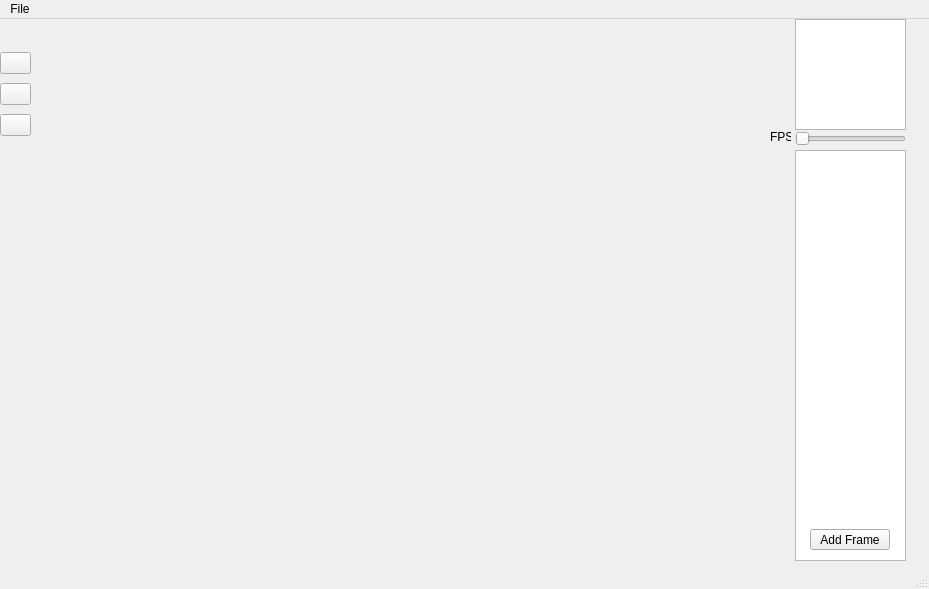
Old version of the form viewer.ui in the repository C2-YK/a8-sprite-editor-f21-FredZ-U.
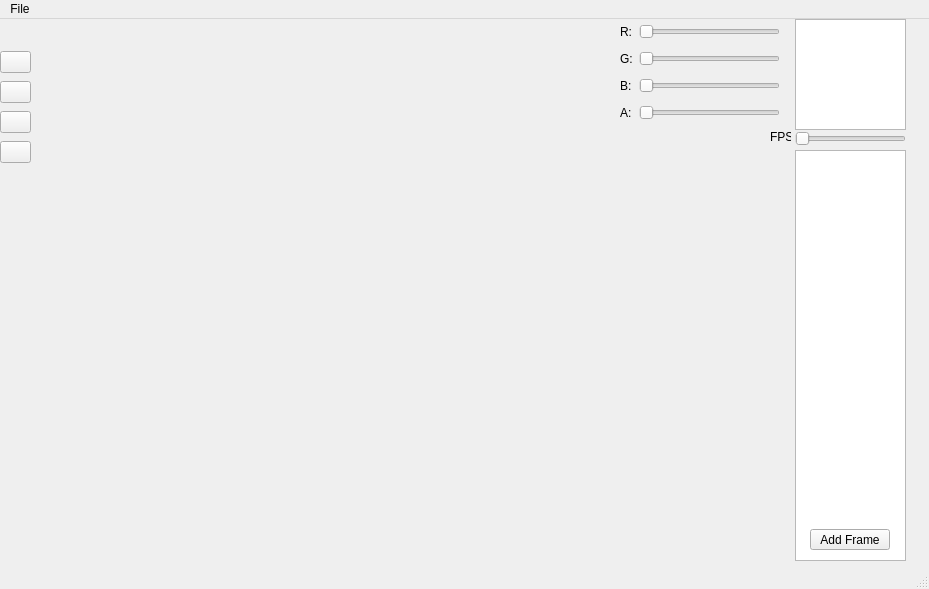
New version of the form. Icons and pictures are not drawn.

Commit message: Add rgba color bar and bucket button

What changed in the file:
```diff
--- a/viewer.ui
+++ b/viewer.ui
@@ -43,7 +43,7 @@
       <x>0</x>
       <y>30</y>
       <width>31</width>
-      <height>91</height>
+      <height>116</height>
      </rect>
     </property>
     <layout class="QVBoxLayout" name="verticalLayout">
@@ -85,6 +85,17 @@
        </property>
       </widget>
      </item>
+     <item>
+      <widget class="QPushButton" name="bucketButton">
+       <property name="text">
+        <string/>
+       </property>
+       <property name="icon">
+        <iconset resource="res.qrc">
+         <normaloff>:/icon/res/paint-bucket.png</normaloff>:/icon/res/paint-bucket.png</iconset>
+       </property>
+      </widget>
+     </item>
     </layout>
    </widget>
    <widget class="QSlider" name="FPSSlider">
@@ -123,6 +134,74 @@
      <string>FPS:</string>
     </property>
    </widget>
+   <widget class="QWidget" name="gridLayoutWidget">
+    <property name="geometry">
+     <rect>
+      <x>620</x>
+      <y>-1</y>
+      <width>160</width>
+      <height>111</height>
+     </rect>
+    </property>
+    <layout class="QGridLayout" name="gridLayout">
+     <item row="1" column="2">
+      <widget class="QSlider" name="horizontalSlider_2">
+       <property name="orientation">
+        <enum>Qt::Horizontal</enum>
+       </property>
+      </widget>
+     </item>
+     <item row="1" column="0">
+      <widget class="QLabel" name="label_2">
+       <property name="text">
+        <string>G:</string>
+       </property>
+      </widget>
+     </item>
+     <item row="3" column="0">
+      <widget class="QLabel" name="label_4">
+       <property name="text">
+        <string>A:</string>
+       </property>
+      </widget>
+     </item>
+     <item row="0" column="2">
+      <widget class="QSlider" name="horizontalSlider">
+       <property name="orientation">
+        <enum>Qt::Horizontal</enum>
+       </property>
+      </widget>
+     </item>
+     <item row="2" column="0">
+      <widget class="QLabel" name="label_3">
+       <property name="text">
+        <string>B:</string>
+       </property>
+      </widget>
+     </item>
+     <item row="0" column="0">
+      <widget class="QLabel" name="label">
+       <property name="text">
+        <string>R:</string>
+       </property>
+      </widget>
+     </item>
+     <item row="2" column="2">
+      <widget class="QSlider" name="horizontalSlider_3">
+       <property name="orientation">
+        <enum>Qt::Horizontal</enum>
+       </property>
+      </widget>
+     </item>
+     <item row="3" column="2">
+      <widget class="QSlider" name="horizontalSlider_4">
+       <property name="orientation">
+        <enum>Qt::Horizontal</enum>
+       </property>
+      </widget>
+     </item>
+    </layout>
+   </widget>
   </widget>
   <widget class="QMenuBar" name="menubar">
    <property name="geometry">
```
The commit also changes 2 other files.
